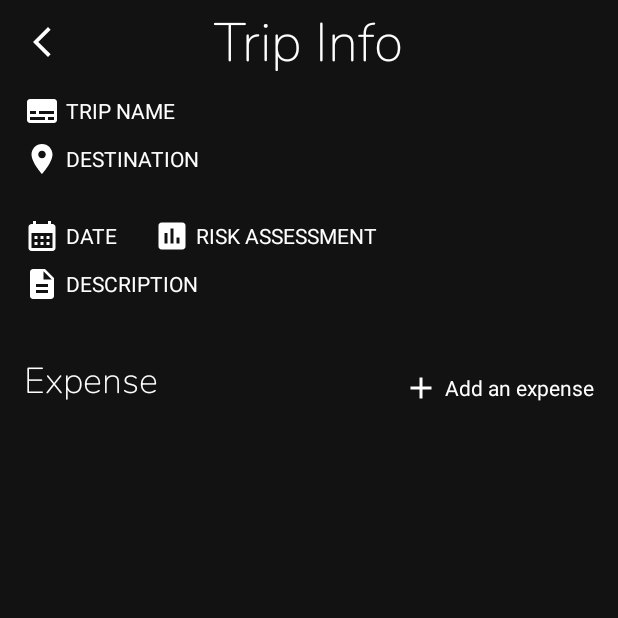
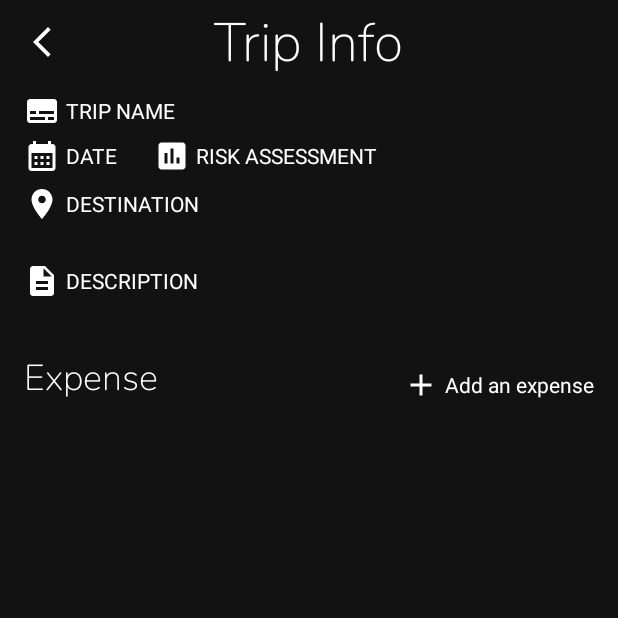
Before and after one commit to luong07734/manage-trips, an Android app: the ExpenseActivity screen opened directly, with no data from a screen before it, on a phone screen of 412 x 824 dp, the top half of it. Run offline under Robolectric (Android 15) with nearby library versions, the light colour scheme and no system bars.

Commit message:
[Done] Save scroll position
- save scroll position of recycler view
- change layout of detail screen

```diff
--- a/app/src/main/res/layout/activity_expense.xml
+++ b/app/src/main/res/layout/activity_expense.xml
@@ -70,7 +70,7 @@
         android:textColor="@color/white"
         app:drawableLeftCompat="@drawable/ic_baseline_place_24"
         app:layout_constraintStart_toStartOf="@id/tv_name_title"
-        app:layout_constraintTop_toBottomOf="@id/tv_name_title" />
+        app:layout_constraintTop_toBottomOf="@id/tv_date_title" />
 
     <TextView
         android:id="@+id/tv_destination_info"
@@ -97,7 +97,7 @@
         android:textColor="@color/white"
         app:drawableLeftCompat="@drawable/ic_baseline_calendar_month_24"
         app:layout_constraintStart_toStartOf="@id/tv_destination_title"
-        app:layout_constraintTop_toBottomOf="@id/tv_destination_info" />
+        app:layout_constraintTop_toBottomOf="@id/tv_name_info" />
 
 
     <TextView
@@ -154,7 +154,7 @@
         android:textColor="@color/white"
         app:drawableLeftCompat="@drawable/ic_baseline_description_24"
         app:layout_constraintStart_toStartOf="@id/tv_date_title"
-        app:layout_constraintTop_toBottomOf="@id/tv_date_title" />
+        app:layout_constraintTop_toBottomOf="@id/tv_destination_info" />
 
     <TextView
         android:id="@+id/tv_description_info"
```
Also changed, not shown: app/src/main/java/com/example/tripmanagement/MainActivity.java (+17 -5 lines).
